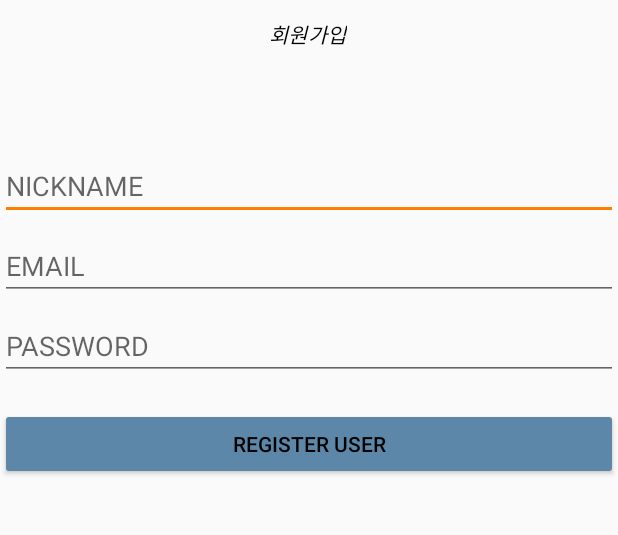
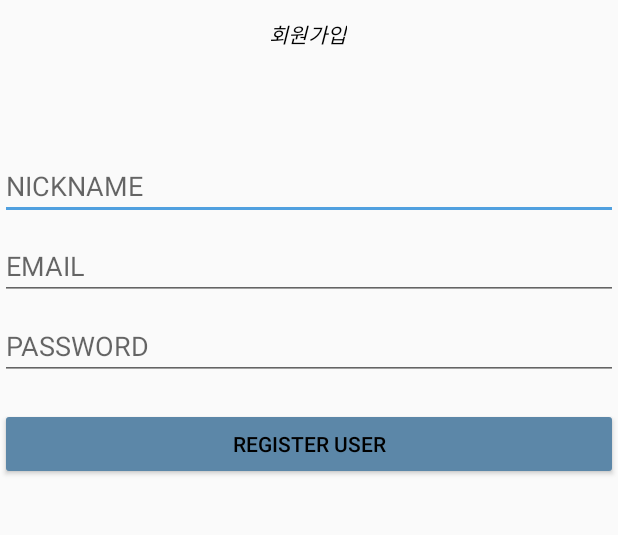
Before and after one commit to cmkxak/celebrityQuiz-master, an Android app: the screen it shows after launch (RegisterUserActivity), after a tap on "회원가입", on a phone screen of 412 x 824 dp, the part 340-875 px from its top. Run offline under Robolectric (Android 15) with nearby library versions, the phone set to English and light mode, and no system bars; our stand-ins replace Firebase (no records; nobody signed in at launch, a user with empty details on screens opened directly); 1 other tap on this screen came first.

Commit message:
main color 변경

```diff
--- a/app/src/main/res/values/colors.xml
+++ b/app/src/main/res/values/colors.xml
@@ -3,8 +3,8 @@
 <resources>
     <color name="colorPrimary">#ffffff</color>
     <color name="colorPrimaryDark">#AFAFAF</color>
-    <color name="colorAccent">#ff8000</color>
-    <color name="colorAccentDisabled">#DE8F40</color>
+    <color name="colorAccent">#50A0DF</color>
+    <color name="colorAccentDisabled">#50A0DF</color>
     <color name="colorSecondary">#F5F5F5</color>
     <color name="colorSecondaryDark">#CACACA</color>
     <color name="colorBackground">#EEEEEE</color>
```
